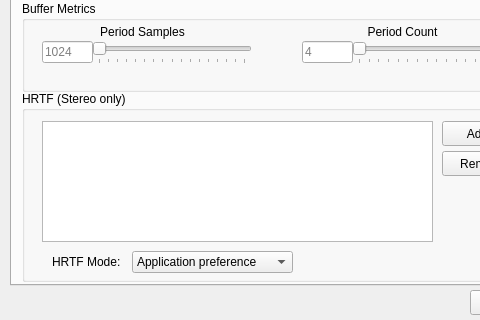
The window that utils/alsoft-config/mainwindow.ui (kcat/openal-soft) describes before a commit, drawn with Qt 5; both pictures show x 0 to 480 and y 134 to 454 of the 564 by 454 pixel window.
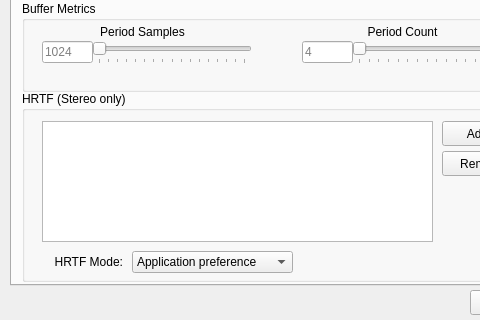
The same window after the commit. Icons and pictures are not drawn.

Commit message: Right-align the HRTF Mode label

The edit to the form file:
```diff
--- a/utils/alsoft-config/mainwindow.ui
+++ b/utils/alsoft-config/mainwindow.ui
@@ -321,6 +321,9 @@
        <property name="text">
         <string>HRTF Mode:</string>
        </property>
+       <property name="alignment">
+        <set>Qt::AlignRight|Qt::AlignTrailing|Qt::AlignVCenter</set>
+       </property>
       </widget>
      </widget>
      <widget class="QGroupBox" name="groupBox_3">
```
